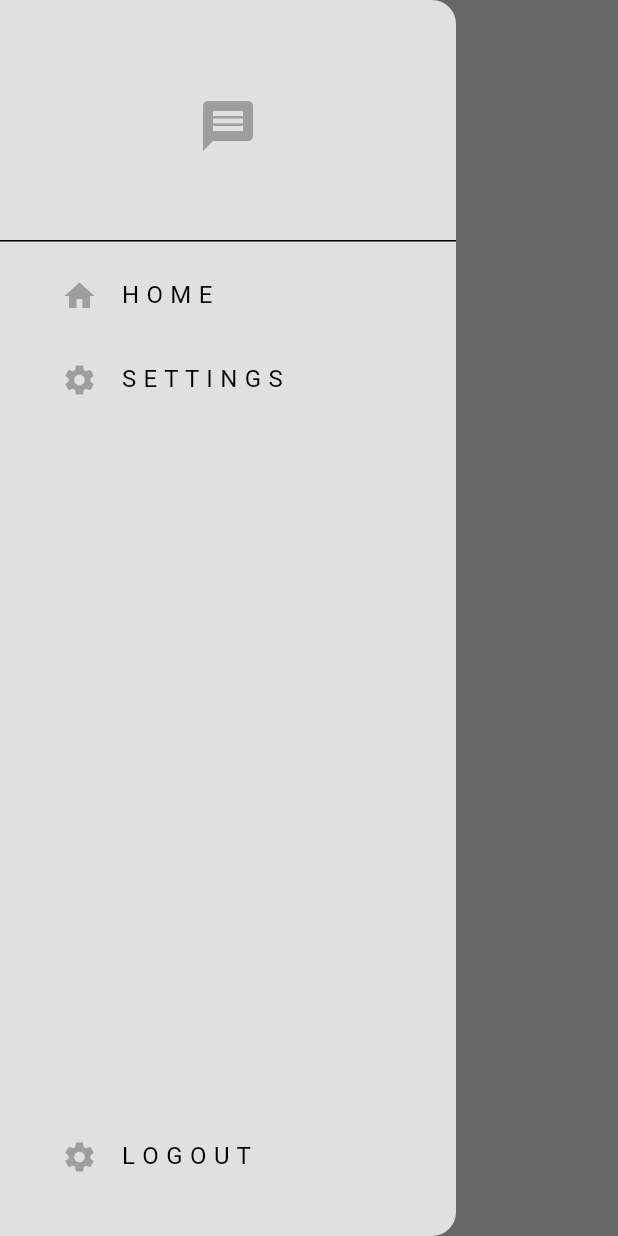
After one commit to rFronteddu/flutter_firebase_tests, a Flutter app: the screen it shows once a user with an empty profile is signed in, with the side drawer open, on a phone screen of 412 x 824 dp. The commit adds this screen. Run offline on Flutter 3.47's test engine with Material 3 defaults, Android fonts, the phone set to English and light mode, and no system bars; our stand-ins replace cloud_firestore, firebase_auth, firebase_core; accounts and stored records are empty; network calls fail.

Commit message:
feat: add auth

```diff
--- /dev/null
+++ b/firebasechat/lib/components/my_drawer.dart
@@ -0,0 +1,86 @@
+import 'package:flutter/material.dart';
+
+import '../pages/settings_page.dart';
+import '../services/auth/auth_service.dart';
+
+class MyDrawer extends StatelessWidget {
+  const MyDrawer({super.key});
+
+  void logout() {
+    AuthService().signOut();
+  }
+
+  @override
+  Widget build(BuildContext context) {
+    return Drawer(
+      backgroundColor: Theme.of(context).colorScheme.surface,
+      child: Column(
+        mainAxisAlignment: MainAxisAlignment.spaceBetween,
+        children: [
+          Column(
+            children: [
+              // logo
+              DrawerHeader(
+                child: Center(
+                  child: Icon(
+                    Icons.message,
+                    color: Theme.of(context).colorScheme.primary,
+                    size: 40,
+                  ),
+                ),
+              ),
+
+              // home list tile
+              Padding(
+                padding: const EdgeInsets.only(left: 25.0),
+                child: ListTile(
+                  title: Text('H O M E'),
+                  leading: Icon(
+                    Icons.home,
+                    color: Theme.of(context).colorScheme.primary,
+                  ),
+                  onTap: () {
+                    Navigator.pop(context);
+                  },
+                ),
+              ),
+
+              // settings
+              Padding(
+                padding: const EdgeInsets.only(left: 25.0),
+                child: ListTile(
+                  title: Text('S E T T I N G S'),
+                  leading: Icon(
+                    Icons.settings,
+                    color: Theme.of(context).colorScheme.primary,
+                  ),
+                  onTap: () {
+                    Navigator.pop(context);
+
+                    Navigator.push(
+                      context,
+                      MaterialPageRoute(builder: (context) => SettingsPage()),
+                    );
+                  },
+                ),
+              ),
+            ],
+          ),
+
+          // logout
+          Padding(
+            padding: const EdgeInsets.only(left: 25.0, bottom: 25.0),
+            child: ListTile(
+              title: Text('L O G O U T'),
+              leading: Icon(
+                Icons.settings,
+                color: Theme.of(context).colorScheme.primary,
+              ),
+              onTap: logout,
+            ),
+          ),
+        ],
+      ),
+    );
+  }
+}
--- /dev/null
+++ b/firebasechat/lib/pages/home_page.dart
@@ -0,0 +1,18 @@
+import 'package:firebasechat/components/my_drawer.dart';
+import 'package:flutter/material.dart';
+
+class HomePage extends StatelessWidget {
+  const HomePage({super.key});
+
+
+
+  @override
+  Widget build(BuildContext context) {
+    return Scaffold(
+      appBar: AppBar(
+        title: Text('Home'),
+      ),
+      drawer: MyDrawer(),
+    );
+  }
+}
--- /dev/null
+++ b/firebasechat/lib/services/auth/auth_gate.dart
@@ -0,0 +1,29 @@
+import 'package:firebase_auth/firebase_auth.dart';
+import 'package:flutter/material.dart';
+
+import '../../pages/home_page.dart';
+import 'login_or_register.dart';
+
+
+class AuthGate extends StatelessWidget {
+  const AuthGate({super.key});
+
+  @override
+  Widget build(BuildContext context) {
+    return Scaffold(
+      body: StreamBuilder(
+        stream: FirebaseAuth.instance.authStateChanges(),
+        builder: (context, snapshot) {
+          // user logged in
+          if (snapshot.hasData) {
+            return const HomePage();
+          }
+          // user not logged in
+          else {
+            return const LoginOrRegister();
+          }
+        },
+      ),
+    );
+  }
+}
--- a/firebasechat/pubspec.yaml
+++ b/firebasechat/pubspec.yaml
@@ -34,6 +34,8 @@ dependencies:
   # The following adds the Cupertino Icons font to your application.
   # Use with the CupertinoIcons class for iOS style icons.
   cupertino_icons: ^1.0.8
+  firebase_core: ^3.13.1
+  firebase_auth: ^5.5.4
 
 dev_dependencies:
   flutter_test:
```
Also changed, not shown: firebasechat/lib/main.dart (+7 -3 lines), firebasechat/lib/pages/login_page.dart (+35 -14 lines), firebasechat/lib/pages/register_page.dart (+122 -0 lines), firebasechat/lib/pages/settings_page.dart (added, +10 -0 lines), firebasechat/lib/services/auth/auth_service.dart (added, +38 -0 lines), firebasechat/lib/services/auth/login_or_register.dart (added, +28 -0 lines), firebasechat/firebase.json (added), firebasechat/lib/firebase_options.dart (added), firebasechat/lib/services/chat/chat_service.dart (added), firebasechat/pubspec.lock, 5 other files.
